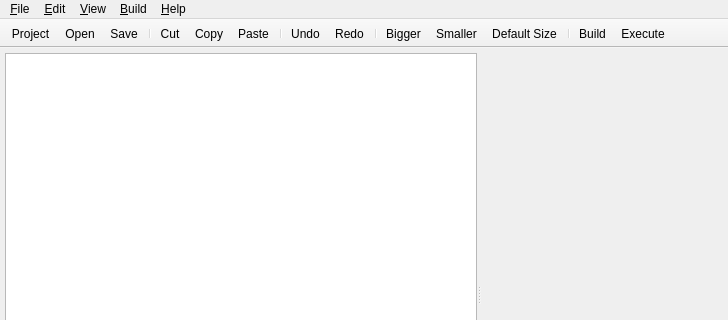
Qt form src/uis/mainwindow.ui (O3PRM/O3PRMEditor) before a commit; both pictures show x 0 to 728 and y 0 to 320 of the 728 by 540 pixel window.
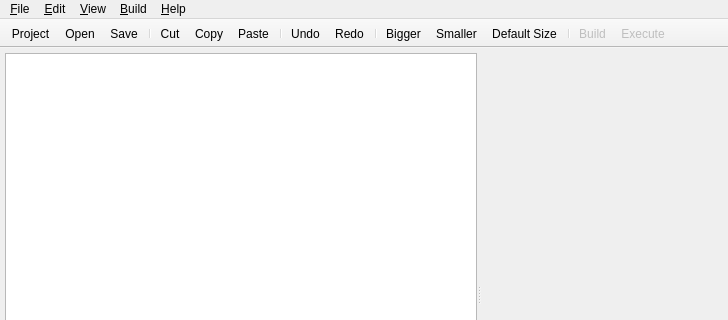
The same form after that commit. Icons and pictures are not drawn.

What changed in the file:
```diff
--- a/src/uis/mainwindow.ui
+++ b/src/uis/mainwindow.ui
@@ -650,6 +650,9 @@
    </property>
   </action>
   <action name="actionBuild">
+   <property name="enabled">
+    <bool>false</bool>
+   </property>
    <property name="icon">
     <iconset resource="../rsrc/resources.qrc">
      <normaloff>:/icons/icons/gear-icon.png</normaloff>:/icons/icons/gear-icon.png</iconset>
@@ -659,6 +662,9 @@
    </property>
   </action>
   <action name="actionExecute">
+   <property name="enabled">
+    <bool>false</bool>
+   </property>
    <property name="icon">
     <iconset resource="../rsrc/resources.qrc">
      <normaloff>:/icons/icons/execute.png</normaloff>:/icons/icons/execute.png</iconset>
```
Left out of the diff: 7 changed lines with no effect on the pictures.
